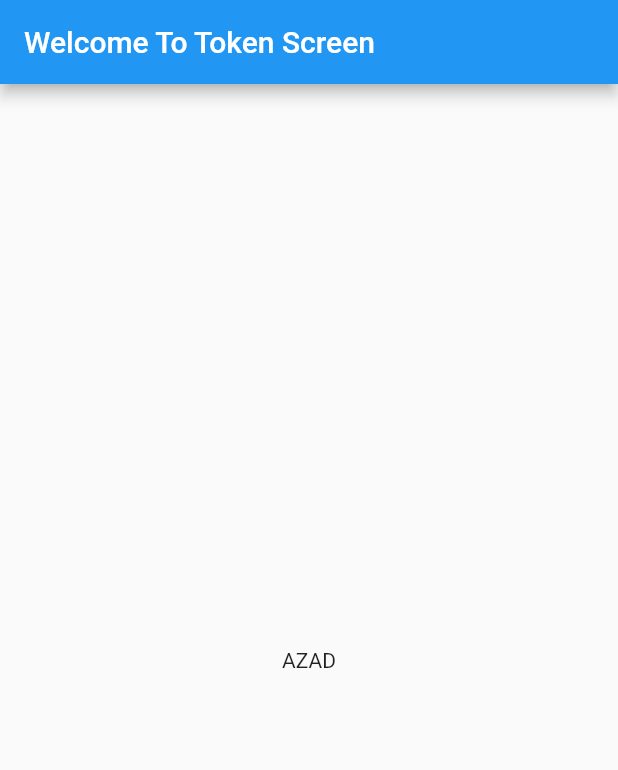
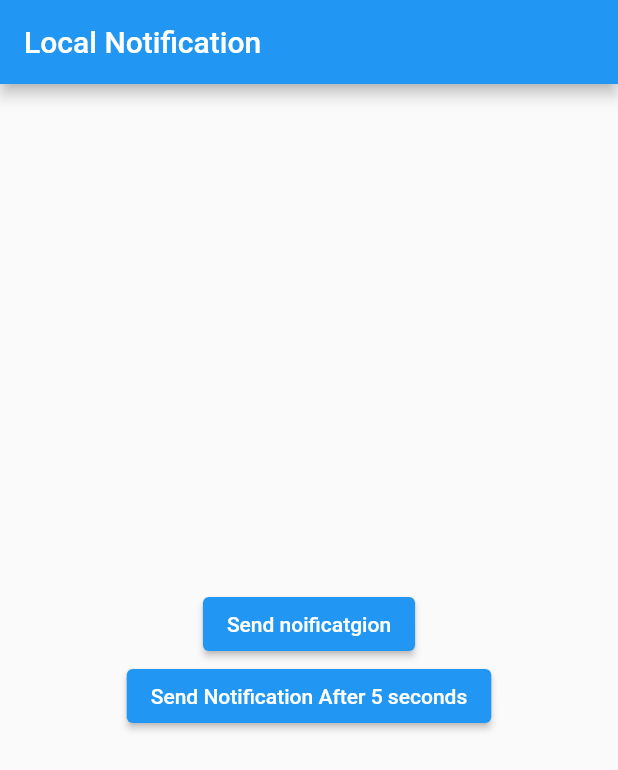
Before and after one commit to azadlinavay/push_notification, a Flutter app: the screen it shows after launch, on a phone screen of 412 x 824 dp. Shown: the top 770 px of the screen. Run offline on Flutter 3.47's test engine with Material 2 defaults, Android fonts, the phone set to English and light mode, and no system bars; our stand-ins replace cloud_firestore, firebase_auth, firebase_core, firebase_messaging, flutter_local_notifications; accounts and stored records are empty; network calls fail; statements that could not run were skipped.

Commit message:
Created Local Notiofication
TODO/
- 5 sec Notification Not working

```diff
--- /dev/null
+++ b/lib/local_notification.dart
@@ -0,0 +1,91 @@
+import 'package:flutter/material.dart';
+import 'package:flutter_local_notifications/flutter_local_notifications.dart';
+
+class LocalNoification extends StatefulWidget {
+  const LocalNoification({Key? key}) : super(key: key);
+
+  @override
+  State<LocalNoification> createState() => _LocalNoificationState();
+}
+// Create a channel for Android and IOS devices to show notifications in the notification center
+class _LocalNoificationState extends State<LocalNoification> {
+  late FlutterLocalNotificationsPlugin flutterLocalNotificationsPlugin;
+
+  @override
+  // TO initialize the plugin
+  void initState() {
+    super.initState();
+    flutterLocalNotificationsPlugin = FlutterLocalNotificationsPlugin();
+    var android = AndroidInitializationSettings('@mipmap/ic_launcher');
+    var ios = IOSInitializationSettings();
+    var initSetttings = InitializationSettings(android: android, iOS: ios);
+    flutterLocalNotificationsPlugin.initialize(initSetttings,
+        onSelectNotification: onSelectNotification);
+  }
+// To show a notification
+  @override
+  Widget build(BuildContext context) {
+    return MaterialApp(
+      title: 'Local Notification',
+      home: Scaffold(
+        appBar: AppBar(
+          title: const Text('Local Notification'),
+        ),
+        body: Column(
+          mainAxisAlignment: MainAxisAlignment.center,
+          mainAxisSize: MainAxisSize.max,
+          children: [
+            Center(
+              child: ElevatedButton(
+                onPressed: () {
+                  showNotification();
+                },
+                child: const Text('Send noificatgion'),
+              ),
+            ),
+            ElevatedButton(
+                onPressed: () {
+                  showNotificationAfter5Sec();
+
+                },
+                child: const Text('Send Notification After 5 seconds')),
+          ],
+        ),
+      ),
+    );
+  }
+// Our Functions to show a notification
+  showNotification() {
+    var android = const AndroidNotificationDetails('channel id', 'channel NAME',
+        priority: Priority.high, importance: Importance.max);
+    var ios = IOSNotificationDetails();
+    var platform = NotificationDetails(android: android, iOS: ios);
+    flutterLocalNotificationsPlugin.show(
+        0, 'New Vedio Out', 'This is the title of notification', platform,
+        payload: 'Custom_Sound');
+  }
+
+
+
+    showNotificationAfter5Sec() {
+    var android = const AndroidNotificationDetails('channel id', 'channel NAME',
+        priority: Priority.high, importance: Importance.max);
+    var ios = IOSNotificationDetails();
+    var platform = NotificationDetails(android: android, iOS: ios);
+    flutterLocalNotificationsPlugin.show(
+        5, 'This is 5 Sec', 'After 5 Sec I i Will Show', platform,
+        payload: 'Custom_Sound');
+  }
+
+
+  void onSelectNotification(String? payload) {
+    showDialog(
+      context: context,
+      builder: (_) => new AlertDialog(
+        title: Text("Payload"),
+        content: Text("Payload : $payload"),
+      ),
+    );
+  }
+}
+// End of the class
--- a/lib/main.dart
+++ b/lib/main.dart
@@ -3,6 +3,7 @@ import 'package:firebase_auth/firebase_auth.dart';
 import 'package:flutter/material.dart';
 import 'package:firebase_core/firebase_core.dart';
 import 'package:push_notification/getTokenClass.dart';
+import 'package:push_notification/local_notification.dart';
 import 'package:push_notification/signIn.dart';
 import 'package:firebase_messaging/firebase_messaging.dart';
 
@@ -11,7 +12,6 @@ void main() async {
   await Firebase.initializeApp().whenComplete(() {
     print("Firebase initialized");
   });
-
   await GetToken();
-  runApp(const SignInPage());
+  runApp(const LocalNoification());
 }
--- a/pubspec.yaml
+++ b/pubspec.yaml
@@ -34,6 +34,7 @@ dependencies:
   firebase_messaging: ^11.2.6
   flutter:
     sdk: flutter
+  flutter_local_notifications: ^9.3.1
 
 dev_dependencies:
   flutter_lints: ^1.0.0
```
Also changed, not shown: pubspec.lock.
